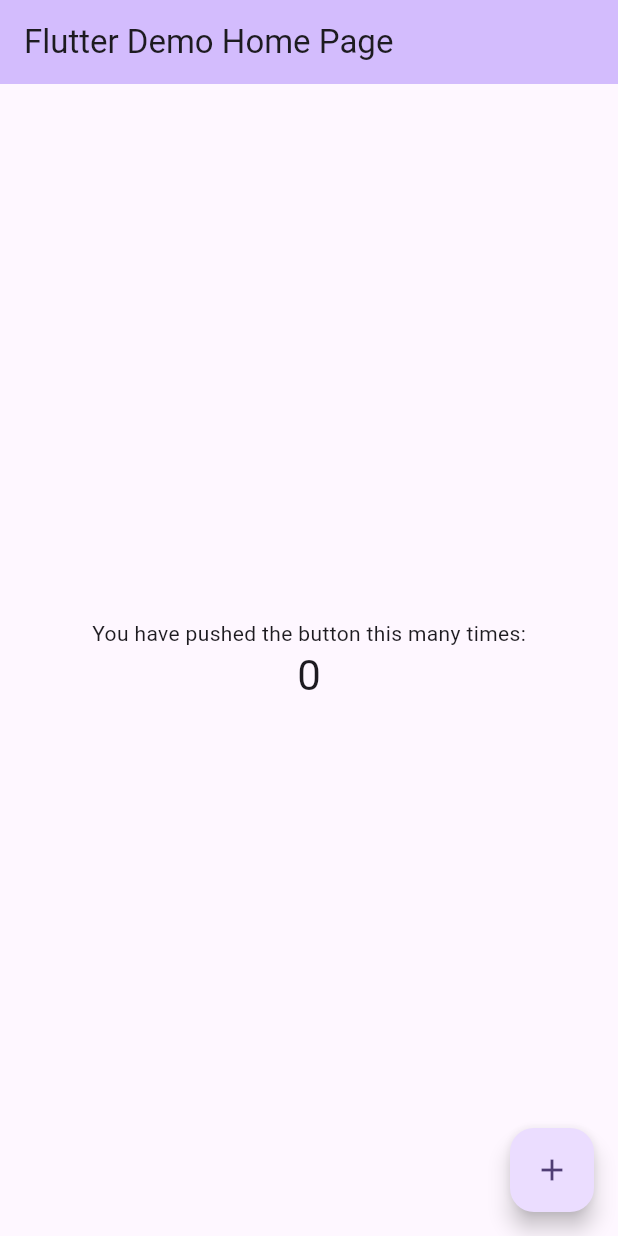
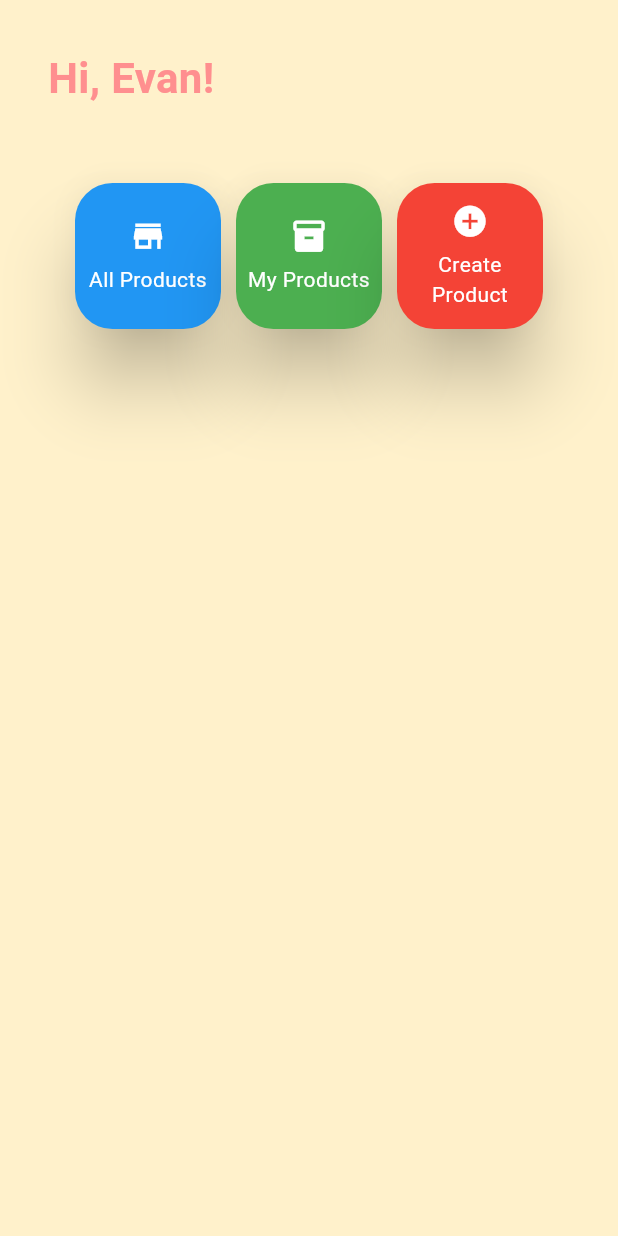
Before and after one commit to Evanlikescode/goalin-mobile-app, a Flutter app: the screen it shows after launch, on a phone screen of 412 x 824 dp. Run offline on Flutter 3.47's test engine with Material 3 defaults, Android fonts, the phone set to English and light mode, and no system bars.

Commit message:
add button and action_menu.dart

```diff
--- /dev/null
+++ b/lib/action_menu.dart
@@ -0,0 +1,122 @@
+import 'package:flutter/material.dart';
+
+
+class MyHomePage extends StatelessWidget{
+
+
+    MyHomePage({super.key});
+
+    final String nama = "Evan";
+
+    final List<ButtonHomePage> buttons = [
+        ButtonHomePage("All Products", Icons.store, Colors.blue),
+        ButtonHomePage("My Products", Icons.inventory, Colors.green),
+        ButtonHomePage("Create Product", Icons.add_circle, Colors.red),
+    ];
+    @override
+    Widget build(BuildContext context){
+        return Scaffold(
+
+            body: Container(
+                padding: const EdgeInsets.all(16.0),
+                child: Column(
+                    crossAxisAlignment: CrossAxisAlignment.start,
+                    children: [
+                        Container(
+                            padding: const EdgeInsets.all(16.0),
+                            child: Text(
+                                'Hi, $nama!',
+                                style: TextStyle(
+                                    color: Color(0xFFFF8F8F),
+                                    fontWeight: FontWeight.bold,
+                                    fontSize: 28.0,
+                                ),
+                            ),
+                        ),
+
+                        Column(
+                            children: [
+
+                                GridView.count(
+                                    primary: true,
+                                    padding: const EdgeInsets.all(34.0),
+                                    crossAxisSpacing: 10,
+                                    mainAxisSpacing: 10,
+                                    crossAxisCount: 3,
+                                    shrinkWrap: true,
+                                    children: buttons.map((ButtonHomePage button) {
+                                        return ButtonAction(button);
+                                    }).toList(),
+                                )
+                            ],
+                        )
+
+
+
+
+                    ],
+                ),
+
+            ),
+            backgroundColor: Color(0xFFFFF1CB),
+        );
+    }
+
+
+}
+
+
+class ButtonHomePage{
+    final String name;
+    final IconData icon;
+    final Color color;
+
+    ButtonHomePage(this.name, this.icon, this.color);
+}
+
+class ButtonAction extends StatelessWidget{
+
+    final ButtonHomePage buttonHome;
+
+    const ButtonAction(this.buttonHome, {super.key});
+        @override
+    Widget build(BuildContext context){
+        return Material(
+            color: buttonHome.color,
+            borderRadius: BorderRadius.circular(25),
+            elevation: 20.0,
+            child: InkWell(
+                onTap: () {
+                    ScaffoldMessenger.of(context)
+                        ..hideCurrentSnackBar()
+                        ..showSnackBar(
+                            SnackBar(content: Text("Kamu telah menekan tombol ${buttonHome.name} "))
+                        );
+                },
+                child: Container(
+                    padding: EdgeInsets.all(8),
+                    child: Center(
+                        child: Column(
+                            mainAxisAlignment: MainAxisAlignment.center,
+                            children: [
+                                Icon(
+                                    buttonHome.icon,
+                                    color: Colors.white,
+                                    size: 25.0,
+                                ),
+                                const Padding(padding: EdgeInsets.all(3)),
+                                Text(
+                                    buttonHome.name,
+                                    textAlign: TextAlign.center,
+                                    style: const TextStyle(color: Colors.white),
+                                )
+                            ],
+                        ),
+                    ),
+                ),
+            ),
+
+        );
+    }
+
+}
--- a/lib/main.dart
+++ b/lib/main.dart
@@ -1,5 +1,5 @@
 import 'package:flutter/material.dart';
-
+import 'package:goalin/action_menu.dart';
 void main() {
   runApp(const MyApp());
 }
@@ -12,111 +12,11 @@ class MyApp extends StatelessWidget {
   Widget build(BuildContext context) {
     return MaterialApp(
       title: 'Goalin',
+      debugShowCheckedModeBanner: false,
       theme: ThemeData(
-        // This is the theme of your application.
-        //
-        // TRY THIS: Try running your application with "flutter run". You'll see
-        // the application has a purple toolbar. Then, without quitting the app,
-        // try changing the seedColor in the colorScheme below to Colors.green
-        // and then invoke "hot reload" (save your changes or press the "hot
-        // reload" button in a Flutter-supported IDE, or press "r" if you used
-        // the command line to start the app).
-        //
-        // Notice that the counter didn't reset back to zero; the application
-        // state is not lost during the reload. To reset the state, use hot
-        // restart instead.
-        //
-        // This works for code too, not just values: Most code changes can be
-        // tested with just a hot reload.
         colorScheme: ColorScheme.fromSeed(seedColor: Colors.deepPurple),
       ),
-      home: const MyHomePage(title: 'Flutter Demo Home Page'),
+      home: MyHomePage(),
     );
   }
 }
-
-class MyHomePage extends StatefulWidget {
-  const MyHomePage({super.key, required this.title});
-
-  // This widget is the home page of your application. It is stateful, meaning
-  // that it has a State object (defined below) that contains fields that affect
-  // how it looks.
-
-  // This class is the configuration for the state. It holds the values (in this
-  // case the title) provided by the parent (in this case the App widget) and
-  // used by the build method of the State. Fields in a Widget subclass are
-  // always marked "final".
-
-  final String title;
-
-  @override
-  State<MyHomePage> createState() => _MyHomePageState();
-}
-
-class _MyHomePageState extends State<MyHomePage> {
-  int _counter = 0;
-
-  void _incrementCounter() {
-    setState(() {
-      // This call to setState tells the Flutter framework that something has
-      // changed in this State, which causes it to rerun the build method below
-      // so that the display can reflect the updated values. If we changed
-      // _counter without calling setState(), then the build method would not be
-      // called again, and so nothing would appear to happen.
-      _counter++;
-    });
-  }
-
-  @override
-  Widget build(BuildContext context) {
-    // This method is rerun every time setState is called, for instance as done
-    // by the _incrementCounter method above.
-    //
-    // The Flutter framework has been optimized to make rerunning build methods
-    // fast, so that you can just rebuild anything that needs updating rather
-    // than having to individually change instances of widgets.
-    return Scaffold(
-      appBar: AppBar(
-        // TRY THIS: Try changing the color here to a specific color (to
-        // Colors.amber, perhaps?) and trigger a hot reload to see the AppBar
-        // change color while the other colors stay the same.
-        backgroundColor: Theme.of(context).colorScheme.inversePrimary,
-        // Here we take the value from the MyHomePage object that was created by
-        // the App.build method, and use it to set our appbar title.
-        title: Text(widget.title),
-      ),
-      body: Center(
-        // Center is a layout widget. It takes a single child and positions it
-        // in the middle of the parent.
-        child: Column(
-          // Column is also a layout widget. It takes a list of children and
-          // arranges them vertically. By default, it sizes itself to fit its
-          // children horizontally, and tries to be as tall as its parent.
-          //
-          // Column has various properties to control how it sizes itself and
-          // how it positions its children. Here we use mainAxisAlignment to
-          // center the children vertically; the main axis here is the vertical
-          // axis because Columns are vertical (the cross axis would be
-          // horizontal).
-          //
-          // TRY THIS: Invoke "debug painting" (choose the "Toggle Debug Paint"
-          // action in the IDE, or press "p" in the console), to see the
-          // wireframe for each widget.
-          mainAxisAlignment: MainAxisAlignment.center,
-          children: <Widget>[
-            const Text('You have pushed the button this many times:'),
-            Text(
-              '$_counter',
-              style: Theme.of(context).textTheme.headlineMedium,
-            ),
-          ],
-        ),
-      ),
-      floatingActionButton: FloatingActionButton(
-        onPressed: _incrementCounter,
-        tooltip: 'Increment',
-        child: const Icon(Icons.add),
-      ), // This trailing comma makes auto-formatting nicer for build methods.
-    );
-  }
-}
```
